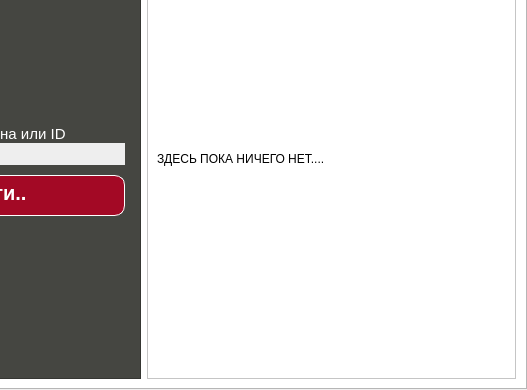
Above: ui_mainwindow.ui from Glebuc/pokemon_app before the change; both pictures show x 170 to 697 and y 97 to 487 of the 697 by 487 pixel window. Below: the same form after it.
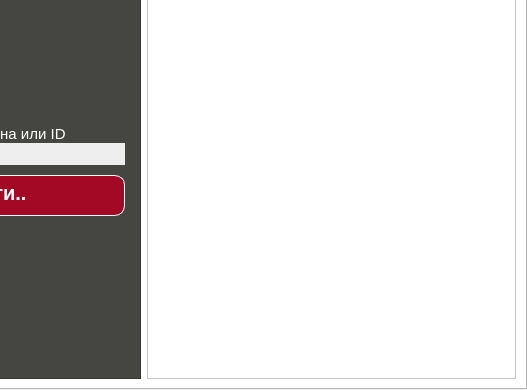
That is the form after the change. The open tabs and pages were chosen to show the change. Icons and pictures are not drawn.

```diff
--- a/ui_mainwindow.ui
+++ b/ui_mainwindow.ui
@@ -277,13 +277,6 @@
              <property name="spacing">
               <number>15</number>
              </property>
-             <item>
-              <widget class="QLabel" name="label_2">
-               <property name="text">
-                <string>ЗДЕСЬ ПОКА НИЧЕГО НЕТ....</string>
-               </property>
-              </widget>
-             </item>
             </layout>
            </item>
           </layout>
```
Left out of the diff: 2 changed lines with no effect on the pictures.
